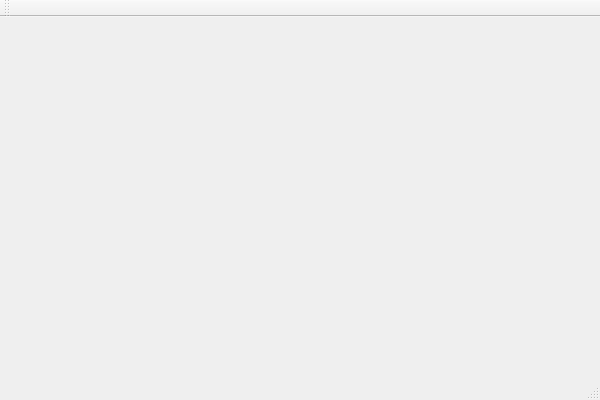
Old version of the form analyzer/ui/MainWindow.ui in the repository igorJarek/SourceCodeAnalyzer.
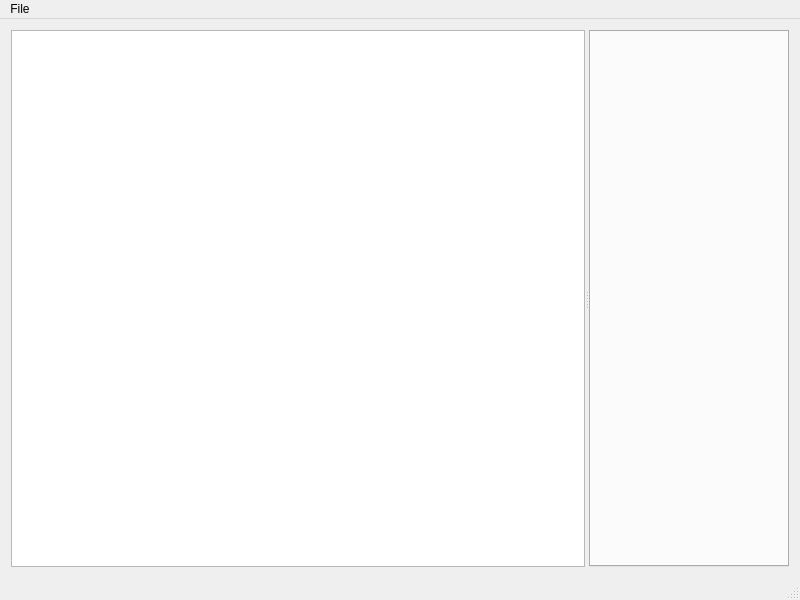
New version of the form.

```diff
--- a/analyzer/ui/MainWindow.ui
+++ b/analyzer/ui/MainWindow.ui
@@ -6,31 +6,98 @@
    <rect>
     <x>0</x>
     <y>0</y>
-    <width>600</width>
-    <height>400</height>
+    <width>800</width>
+    <height>600</height>
    </rect>
   </property>
+  <property name="minimumSize">
+   <size>
+    <width>800</width>
+    <height>600</height>
+   </size>
+  </property>
   <property name="windowTitle">
    <string>MainWindow</string>
   </property>
-  <widget class="QWidget" name="centralWidget"/>
+  <widget class="QWidget" name="centralWidget">
+   <layout class="QHBoxLayout" name="horizontalLayout">
+    <item>
+     <widget class="QSplitter" name="splitter">
+      <property name="minimumSize">
+       <size>
+        <width>0</width>
+        <height>0</height>
+       </size>
+      </property>
+      <property name="orientation">
+       <enum>Qt::Horizontal</enum>
+      </property>
+      <widget class="QTreeView" name="filesTree">
+       <property name="sizePolicy">
+        <sizepolicy hsizetype="Expanding" vsizetype="Expanding">
+         <horstretch>0</horstretch>
+         <verstretch>0</verstretch>
+        </sizepolicy>
+       </property>
+       <property name="minimumSize">
+        <size>
+         <width>200</width>
+         <height>0</height>
+        </size>
+       </property>
+      </widget>
+      <widget class="QTabWidget" name="filesTab">
+       <property name="minimumSize">
+        <size>
+         <width>200</width>
+         <height>0</height>
+        </size>
+       </property>
+       <property name="currentIndex">
+        <number>-1</number>
+       </property>
+       <property name="elideMode">
+        <enum>Qt::ElideNone</enum>
+       </property>
+       <property name="tabsClosable">
+        <bool>true</bool>
+       </property>
+       <property name="movable">
+        <bool>true</bool>
+       </property>
+      </widget>
+     </widget>
+    </item>
+   </layout>
+  </widget>
   <widget class="QMenuBar" name="menuBar">
    <property name="geometry">
     <rect>
      <x>0</x>
      <y>0</y>
-     <width>600</width>
+     <width>800</width>
      <height>21</height>
     </rect>
    </property>
-  </widget>
-  <widget class="QToolBar" name="mainToolBar">
-   <attribute name="toolBarArea">
-    <enum>TopToolBarArea</enum>
-   </attribute>
-   <attribute name="toolBarBreak">
-    <bool>false</bool>
-   </attribute>
+   <widget class="QMenu" name="menuFile">
+    <property name="title">
+     <string>File</string>
+    </property>
+    <widget class="QMenu" name="menuOpen_2">
+     <property name="title">
+      <string>Open ...</string>
+     </property>
+     <addaction name="actionVisual_Studio_Project"/>
+     <addaction name="actionDatabase_2"/>
+    </widget>
+    <addaction name="actionExplore_Folder"/>
+    <addaction name="separator"/>
+    <addaction name="menuOpen_2"/>
+    <addaction name="actionSettings"/>
+    <addaction name="separator"/>
+    <addaction name="actionExit"/>
+   </widget>
+   <addaction name="menuFile"/>
   </widget>
   <widget class="QStatusBar" name="statusBar"/>
  </widget>
```
Left out of the diff: 42 changed lines with no effect on the pictures.
